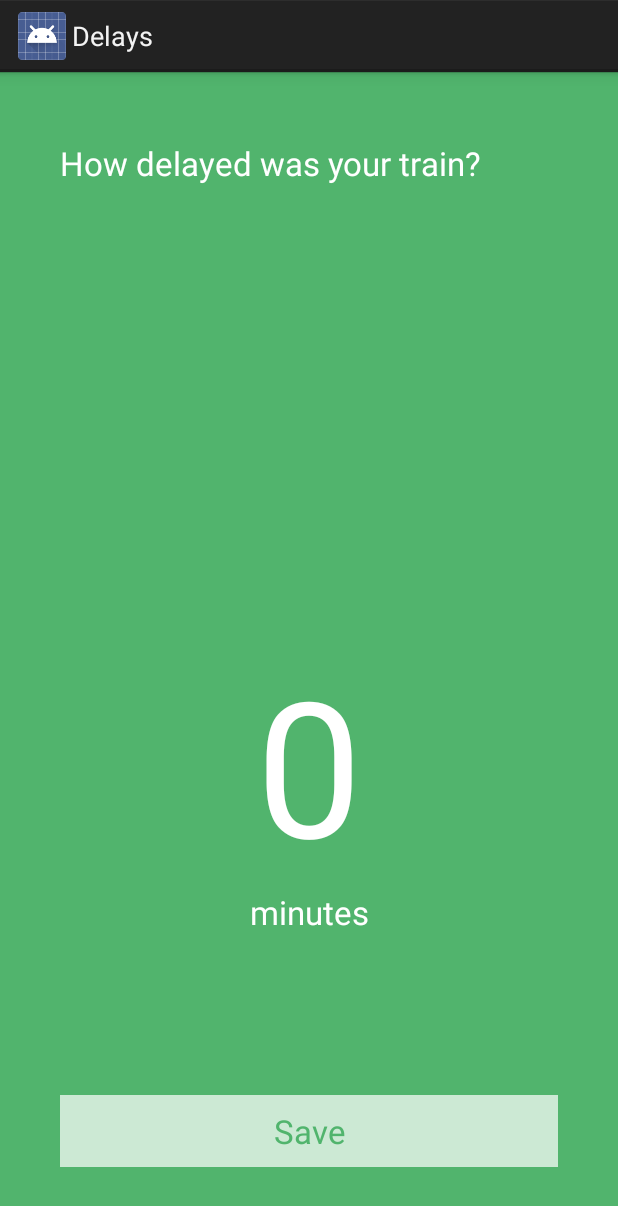
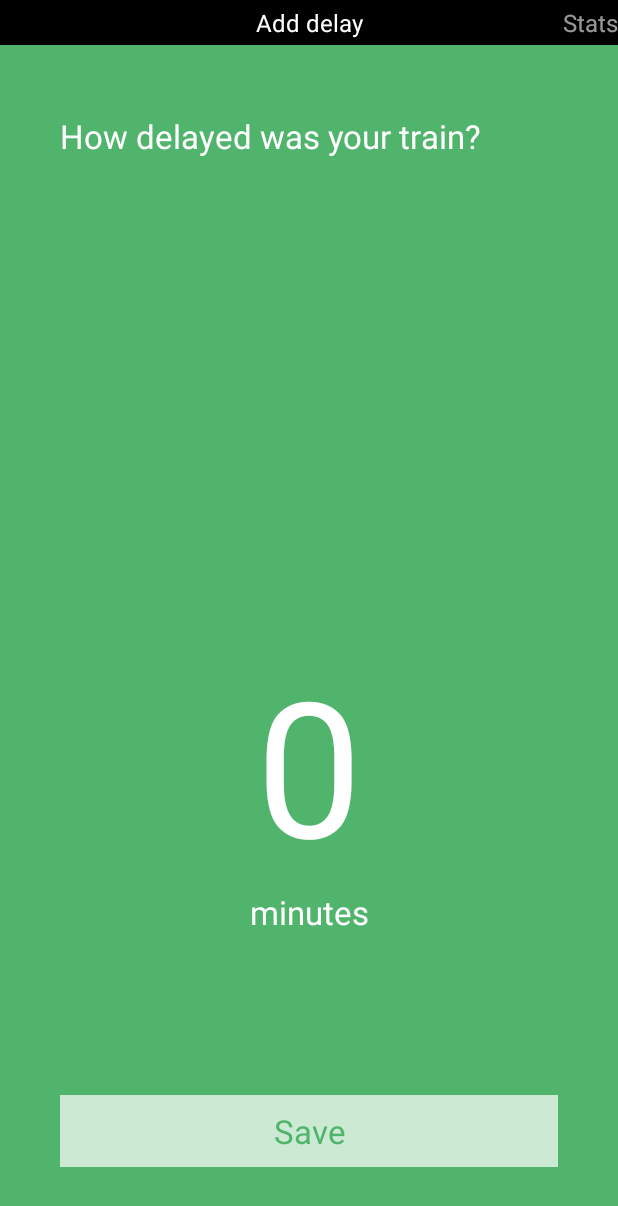
Before and after one commit to blupp/Delays, an Android app: the screen it shows after launch (Delays before the commit, MainActivity after it), on a phone screen of 412 x 824 dp. Shown: the top 1206 px of the screen. Run offline under Robolectric (Android 15) with nearby library versions, the phone set to English and light mode, and no system bars; libraries missing offline, so code that uses them is left out: org.eazegraph.lib; 2 statements that could not run were skipped.

Commit message:
Tabs working

```diff
--- a/app/build.gradle
+++ b/app/build.gradle
@@ -23,4 +23,6 @@ dependencies {
     compile fileTree(dir: 'libs', include: ['*.jar'])
     compile 'com.github.blackfizz:eazegraph:1.1.14-SNAPSHOT@aar'
     compile 'com.nineoldandroids:library:2.4.0'
+    compile "com.android.support:support-v4:19.0.+"
+
 }
--- a/app/src/main/java/com/bjorkelid/delays/Delays.java
+++ b/app/src/main/java/com/bjorkelid/delays/Delays.java
@@ -1,13 +1,17 @@
 package com.bjorkelid.delays;
 
+import android.app.ActionBar;
 import android.app.Activity;
+import android.support.v4.app.Fragment;
 import android.content.Intent;
 import android.os.Bundle;
 import android.util.Log;
 import android.view.KeyEvent;
+import android.view.LayoutInflater;
 import android.view.Menu;
 import android.view.MenuItem;
 import android.view.View;
+import android.view.ViewGroup;
 import android.widget.Button;
 import android.widget.EditText;
 import android.widget.TextView;
@@ -20,7 +24,7 @@ import com.parse.ParseObject;
 import java.text.ParseException;
 
 
-public class Delays extends Activity {
+public class Delays extends Fragment {
 
     // TABS
 
@@ -30,13 +34,12 @@ public class Delays extends Activity {
 
 
     @Override
-    protected void onCreate(Bundle savedInstanceState) {
-        super.onCreate(savedInstanceState);
-        setContentView(R.layout.activity_delays);
+    public View onCreateView(LayoutInflater inflater, ViewGroup container, Bundle savedInstanceState) {
+        View rootView = inflater.inflate(R.layout.activity_delays, container, false);
 
-        Parse.initialize(this, "N0cQqhZnV5l44nnsayfYuWnajuSDqOcISX7VtT45", "2nFu1jeKocMzUFXWcdsebMOa4QJC4o638VRUl5oU");
-        minutesEditText = (EditText) findViewById(R.id.minutesEditText);
-        saveButton = (Button) findViewById(R.id.saveButton);
+        Parse.initialize(getActivity(), "N0cQqhZnV5l44nnsayfYuWnajuSDqOcISX7VtT45", "2nFu1jeKocMzUFXWcdsebMOa4QJC4o638VRUl5oU");
+        minutesEditText = (EditText) rootView.findViewById(R.id.minutesEditText);
+        saveButton = (Button) rootView.findViewById(R.id.saveButton);
 
 
         View.OnClickListener minutesEditTextListener = new View.OnClickListener() {
@@ -65,6 +68,13 @@ public class Delays extends Activity {
         minutesEditText.setOnClickListener(minutesEditTextListener);
         saveButton.setOnClickListener(saveButtonListener);
 
+        return rootView;
+    }
+
+    @Override
+    public void onStart() {
+        Log.e("FRAG", "onStart called");
+        super.onStart();
     }
 
     public void saveDelay() {
@@ -76,18 +86,21 @@ public class Delays extends Activity {
         }
 
         if(delay > 0) {
-            Toast.makeText(Delays.this, "Delay saved!", Toast.LENGTH_SHORT).show();
+            Toast.makeText(getActivity(), "Delay saved!", Toast.LENGTH_SHORT).show();
             ParseObject delayObject = new ParseObject("Delay");
             delayObject.put("delay", delay);
             delayObject.saveInBackground();
             Log.d(TAG, "Logged " + delay + " minutes delay to Parse.com");
             minutesEditText.setText("");
 
-            Intent showStats = new Intent(this, StatsActivity.class);
-            startActivity(showStats);
+            //Intent showStats = new Intent(this, StatsActivity.class);
+            //startActivity(showStats);
+
+            getActivity().getActionBar().setSelectedNavigationItem(1);
+
 
         } else {
-            Toast.makeText(Delays.this, "Ops! Missing delay", Toast.LENGTH_SHORT).show();
+            Toast.makeText(getActivity(), "Ops! Missing delay", Toast.LENGTH_SHORT).show();
         }
     }
 }
--- /dev/null
+++ b/app/src/main/java/com/bjorkelid/delays/MainActivity.java
@@ -0,0 +1,141 @@
+package com.bjorkelid.delays;
+
+import android.app.ActionBar;
+import android.app.Activity;
+import android.app.FragmentTransaction;
+import android.os.Bundle;
+import android.support.v4.app.Fragment;
+import android.support.v4.app.FragmentActivity;
+import android.support.v4.app.FragmentManager;
+import android.support.v4.app.FragmentPagerAdapter;
+import android.support.v4.view.ViewPager;
+import android.util.Log;
+import android.view.Menu;
+import android.view.MenuItem;
+
+
+public class MainActivity extends FragmentActivity implements ActionBar.TabListener {
+
+    public static final String TAG = MainActivity.class.getSimpleName();
+
+
+    /**
+     * The {@link android.support.v4.view.PagerAdapter} that will provide fragments for each of the
+     * three primary sections of the app. We use a {@link android.support.v4.app.FragmentPagerAdapter}
+     * derivative, which will keep every loaded fragment in memory. If this becomes too memory
+     * intensive, it may be best to switch to a {@link android.support.v4.app.FragmentStatePagerAdapter}.
+     */
+    AppSectionsPagerAdapter mAppSectionsPagerAdapter;
+    ActionBar actionBar;
+
+    /**
+     * The {@link android.support.v4.view.ViewPager} that will display the three primary sections of the app, one at a
+     * time.
+     */
+    ViewPager mViewPager;
+
+    public void onCreate(Bundle savedInstanceState) {
+        super.onCreate(savedInstanceState);
+        setContentView(R.layout.activity_main);
+
+        // Create the adapter that will return a fragment for each of the three primary sections
+        // of the app.
+        mAppSectionsPagerAdapter = new AppSectionsPagerAdapter(getSupportFragmentManager());
+
+        // Set up the action bar.
+        actionBar = getActionBar();
+
+        // Specify that the Home/Up button should not be enabled, since there is no hierarchical
+        // parent.
+        actionBar.setHomeButtonEnabled(false);
+        actionBar.hide();
+
+        // Specify that we will be displaying tabs in the action bar.
+        actionBar.setNavigationMode(ActionBar.NAVIGATION_MODE_TABS);
+
+        // Set up the ViewPager, attaching the adapter and setting up a listener for when the
+        // user swipes between sections.
+        mViewPager = (ViewPager) findViewById(R.id.pager);
+        mViewPager.setAdapter(mAppSectionsPagerAdapter);
+        mViewPager.setOnPageChangeListener(new ViewPager.SimpleOnPageChangeListener() {
+            @Override
+            public void onPageSelected(int position) {
+                // When swiping between different app sections, select the corresponding tab.
+                // We can also use ActionBar.Tab#select() to do this if we have a reference to the
+                // Tab.
+                actionBar.setSelectedNavigationItem(position);
+            }
+        });
+
+        // For each of the sections in the app, add a tab to the action bar.
+        for (int i = 0; i < mAppSectionsPagerAdapter.getCount(); i++) {
+            // Create a tab with text corresponding to the page title defined by the adapter.
+            // Also specify this Activity object, which implements the TabListener interface, as the
+            // listener for when this tab is selected.
+            actionBar.addTab(
+                    actionBar.newTab()
+                            .setText(mAppSectionsPagerAdapter.getPageTitle(i))
+                            .setTabListener(this));
+        }
+    }
+
+    @Override
+    public void onTabUnselected(ActionBar.Tab tab, FragmentTransaction fragmentTransaction) {
+    }
+
+    @Override
+    public void onTabSelected(ActionBar.Tab tab, FragmentTransaction fragmentTransaction) {
+        // When the given tab is selected, switch to the corresponding page in the ViewPager.
+        mViewPager.setCurrentItem(tab.getPosition());
+        Log.d(TAG, "onTabSelected fires!");
+
+        if(tab.getPosition() == 1) { // Stats Tab
+
+        }
+    }
+
+    @Override
+    public void onTabReselected(ActionBar.Tab tab, FragmentTransaction fragmentTransaction) {
+    }
+
+    /**
+     * A {@link android.support.v4.app.FragmentPagerAdapter} that returns a fragment corresponding to one of the primary
+     * sections of the app.
+     */
+    public static class AppSectionsPagerAdapter extends FragmentPagerAdapter {
+
+        public AppSectionsPagerAdapter(FragmentManager fm) {
+            super(fm);
+        }
+
+        @Override
+        public Fragment getItem(int i) {
+            switch (i) {
+                case 0:
+                    // The first section of the app is the most interesting -- it offers
+                    // a launchpad into the other demonstrations in this example application.
+                    return new Delays();
+
+                case 1:
+                    return new StatsActivity();
+
+                default:
+                    return new Fragment();
+            }
+        }
+
+        @Override
+        public int getCount() {
+            return 2;
+        }
+
+        @Override
+        public CharSequence getPageTitle(int position) {
+            if(position == 0) {
+                return "Add delay";
+            } else {
+                return "Stats";
+            }
+        }
+    }
+}
--- a/app/src/main/java/com/bjorkelid/delays/StatsActivity.java
+++ b/app/src/main/java/com/bjorkelid/delays/StatsActivity.java
@@ -1,10 +1,14 @@
 package com.bjorkelid.delays;
 
 import android.app.Activity;
+import android.support.v4.app.Fragment;
 import android.os.Bundle;
 import android.util.Log;
+import android.view.LayoutInflater;
 import android.view.Menu;
 import android.view.MenuItem;
+import android.view.View;
+import android.view.ViewGroup;
 import android.widget.TextView;
 
 import com.parse.FindCallback;
@@ -36,19 +40,26 @@ import java.util.Map;
 // Plotta på graf
 
 
-public class StatsActivity extends Activity {
+public class StatsActivity extends Fragment {
 
     public static final String TAG = StatsActivity.class.getSimpleName();
 
-    @Override
-    protected void onCreate(Bundle savedInstanceState) {
-        super.onCreate(savedInstanceState);
-        setContentView(R.layout.activity_stats);
+    View rootView;
 
+    public View onCreateView(LayoutInflater inflater, ViewGroup container, Bundle savedInstanceState) {
+        rootView = inflater.inflate(R.layout.activity_stats, container, false);
 
         fetchDelayDataFromParse();
         //fetchWeekStats();
         //fetchMonthStats();
+
+        return rootView;
+    }
+
+    @Override
+    public void onStart() {
+        Log.e("FRAG", "onStart called from Stats");
+        super.onStart();
     }
 
     public void fetchDelayDataFromParse() {
@@ -60,13 +71,12 @@ public class StatsActivity extends Activity {
         Date timeSpan = calendar.getTime();
 
 
-
         ParseQuery<ParseObject> query = ParseQuery.getQuery("Delay");
         query.whereGreaterThan("createdAt", timeSpan);
         query.findInBackground(new FindCallback<ParseObject>() {
             public void done(List<ParseObject> delays, ParseException e) {
 
-                if(e == null) {
+                if (e == null) {
                     // Success!
                     Log.d(TAG, "Retrieved " + delays.size() + " delays");
                     drawWeekStats(delays);
@@ -87,33 +97,34 @@ public class StatsActivity extends Activity {
         Calendar calendar = Calendar.getInstance();
         calendar.setTime(new Date());
 
-        for(int i=0;i<7;i++) {
-            dayNames[6-i] = calendar.getDisplayName((Calendar.DAY_OF_WEEK), Calendar.SHORT, Locale.getDefault());
+        for (int i = 0; i < 7; i++) {
+            dayNames[6 - i] = calendar.getDisplayName((Calendar.DAY_OF_WEEK), Calendar.SHORT, Locale.getDefault());
             calendar.add(Calendar.DAY_OF_YEAR, -1);
         }
 
 
         //calendar.add(Calendar.DAY_OF_YEAR, -7);
         Date oneWeekAgo = calendar.getTime();
+        //Date oneWeekAgo = new Date(tmp.getYear(), tmp.getMonth(), tmp.getDate());
 
-
-        for (int i=0; i<delays.size(); i++) {
+        for (int i = 0; i < delays.size(); i++) {
             ParseObject delayObj = delays.get(i);
 
             // Plocka ut det jag behöver för att visa veckan
-            if(delayObj.getCreatedAt().getTime() > oneWeekAgo.getTime()) {
+            if (delayObj.getCreatedAt().getTime() > oneWeekAgo.getTime()) {
 
                 calendar.setTime(delayObj.getCreatedAt());
-                int day = calendar.get(Calendar.DAY_OF_WEEK);
-
-                // Gruppera och sortera dagarna på format: mån - sön med start [7 dagar sedan] och slut [idag]
-                groupedDelayValues[day] += delayObj.getInt("delay");
+                int day = calendar.get(Calendar.DAY_OF_WEEK)-1;
+                if(day > 0) {
+                    // Gruppera och sortera dagarna på format: mån - sön med start [7 dagar sedan] och slut [idag]
+                    groupedDelayValues[day] += delayObj.getInt("delay");
+                }
             }
         }
 
         // Plotta på graf
 
-        ValueLineChart weekChart = (ValueLineChart) findViewById(R.id.cubiclinechartWeek);
+        ValueLineChart weekChart = (ValueLineChart) rootView.findViewById(R.id.cubiclinechartWeek);
 
         // Week
         ValueLineSeries weekSeries = new ValueLineSeries();
@@ -121,7 +132,7 @@ public class StatsActivity extends Activity {
 
         weekSeries.addPoint(new ValueLinePoint("", 0));
 
-        for(int i=0; i<groupedDelayValues.length;i++) {
+        for (int i = 0; i < groupedDelayValues.length; i++) {
             weekSeries.addPoint(new ValueLinePoint(dayNames[i], groupedDelayValues[i]));
         }
 
@@ -143,33 +154,31 @@ public class StatsActivity extends Activity {
         int[] groupedDelayValues = new int[30];
         String[] dayNames = new String[30];
 
-        for(int i=0;i<30;i++) {
-            dayNames[i] = String.valueOf(calendar.get(Calendar.DAY_OF_MONTH));
+        for (int i = 0; i < 30; i++) {
+            dayNames[i] = String.valueOf(calendar.get(Calendar.DAY_OF_MONTH)) + "/" + String.valueOf(calendar.get(Calendar.MONTH)+1);
             calendar.add(Calendar.DAY_OF_YEAR, -1);
         }
 
-
-        //calendar.add(Calendar.DAY_OF_YEAR, -7);
+        calendar = Calendar.getInstance();
+        calendar.add(Calendar.DAY_OF_YEAR, -30);
         Date oneWeekAgo = calendar.getTime();
 
 
-        for (int i=0; i<delays.size(); i++) {
+        for (int i = 0; i < delays.size(); i++) {
             ParseObject delayObj = delays.get(i);
 
-            // Plocka ut det jag behöver för att visa veckan
-            if(delayObj.getCreatedAt().getTime() > oneWeekAgo.getTime()) {
+            if (delayObj.getCreatedAt().getTime() > oneWeekAgo.getTime()) {
 
                 calendar.setTime(delayObj.getCreatedAt());
                 int day = calendar.get(Calendar.DAY_OF_MONTH);
 
-                // Gruppera och sortera dagarna på format: mån - sön med start [7 dagar sedan] och slut [idag]
                 groupedDelayValues[day] += delayObj.getInt("delay");
             }
         }
 
         // Plotta på graf
 
-        ValueLineChart monthChart = (ValueLineChart) findViewById(R.id.cubiclinechartMonth);
+        ValueLineChart monthChart = (ValueLineChart) rootView.findViewById(R.id.cubiclinechartMonth);
 
         // Week
         ValueLineSeries monthSeries = new ValueLineSeries();
@@ -177,8 +186,10 @@ public class StatsActivity extends Activity {
 
         monthSeries.addPoint(new ValueLinePoint("", 0));
 
-        for(int i=0; i<groupedDelayValues.length;i++) {
-            monthSeries.addPoint(new ValueLinePoint(dayNames[i], groupedDelayValues[i]));
+        for (int i = 0; i < groupedDelayValues.length; i++) {
+            if(groupedDelayValues[i] > 0) {
+                monthSeries.addPoint(new ValueLinePoint(dayNames[i], groupedDelayValues[i]));
+            }
         }
 
         monthSeries.addPoint(new ValueLinePoint("", 0));
@@ -188,6 +199,7 @@ public class StatsActivity extends Activity {
         monthChart.startAnimation();
 
     }
+}
 
 
 
@@ -199,6 +211,8 @@ public class StatsActivity extends Activity {
     /* ********************** */
     /* ********************** */
     /* ********************** */
+
+    /*
 
     public void fetchWeekStats() {
         final Calendar calendar = Calendar.getInstance();
@@ -338,6 +352,7 @@ public class StatsActivity extends Activity {
     }
 
 }
+*/
 
  /*groupedDelaysMonthMap.put("Jan", 0);
                 groupedDelaysMonthMap.put("Feb", 0);
--- /dev/null
+++ b/app/src/main/res/layout/activity_main.xml
@@ -0,0 +1,20 @@
+<?xml version="1.0" encoding="utf-8"?>
+
+<android.support.v4.view.ViewPager
+    xmlns:android="http://schemas.android.com/apk/res/android"
+    android:id="@+id/pager"
+    android:layout_width="match_parent"
+    android:layout_height="match_parent">
+
+    <android.support.v4.view.PagerTitleStrip
+        android:id="@+id/pager_title_strip"
+        android:layout_width="match_parent"
+        android:layout_height="wrap_content"
+        android:layout_gravity="top"
+        android:background="#000"
+        android:textColor="#fff"
+        android:paddingTop="4dp"
+        android:paddingBottom="4dp" />
+
+
+    </android.support.v4.view.ViewPager>
--- a/app/src/main/res/values/strings.xml
+++ b/app/src/main/res/values/strings.xml
@@ -5,5 +5,6 @@
     <string name="hello_world">Hello world!</string>
     <string name="action_settings">Settings</string>
     <string name="title_activity_stats">StatsActivity</string>
+    <string name="title_activity_main">Delays</string>
 
 </resources>
```
Also changed, not shown: app/src/main/AndroidManifest.xml (+8 -4 lines), app/src/main/res/layout/activity_stats.xml (+2 -7 lines), app/src/main/res/menu/main.xml (added, +8 -0 lines), 1 other file.
